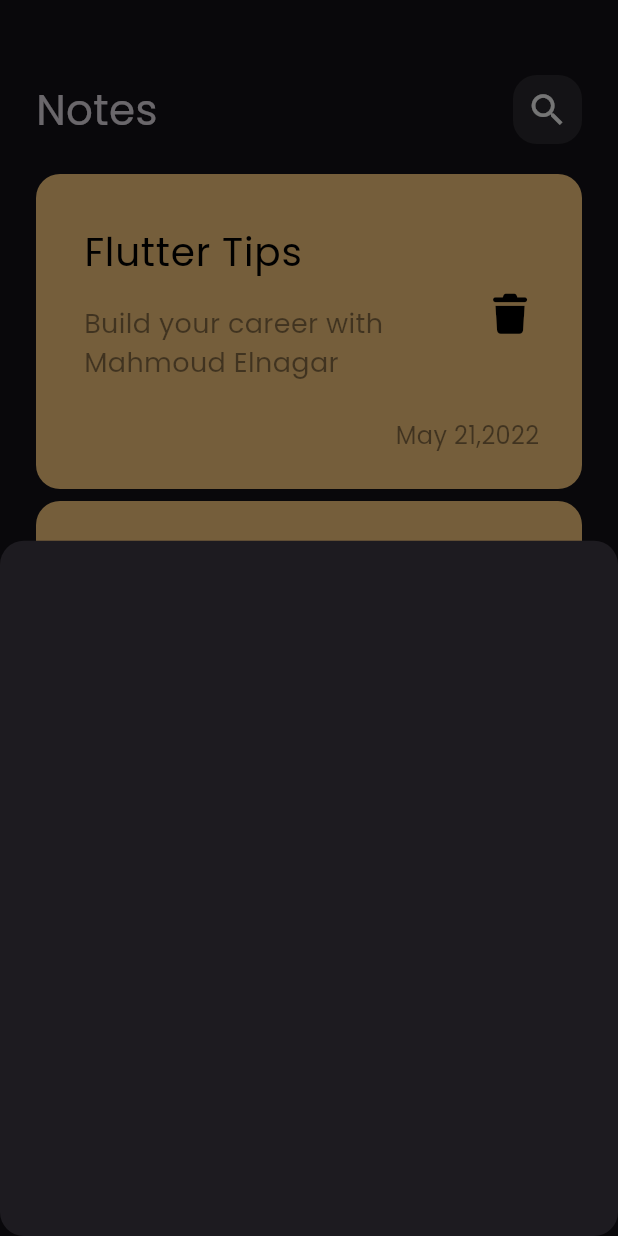
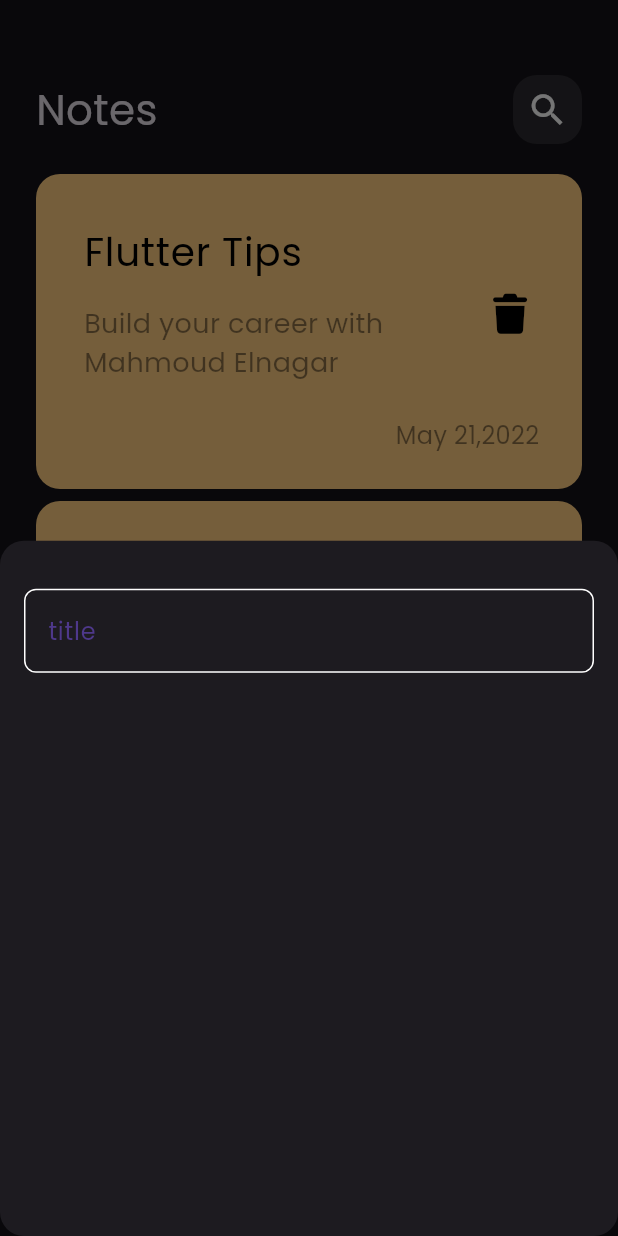
Before and after one commit to MahmoudElnagareee/notes_app, a Flutter app: the screen it shows after launch, after a tap on the "add" icon, on a phone screen of 412 x 824 dp. Run offline on Flutter 3.47's test engine with Material 3 defaults, Android fonts, the phone set to English and light mode, and no system bars; our stand-ins replace font_awesome_flutter.

Commit message:
create custom text field

```diff
--- /dev/null
+++ b/lib/costants.dart
@@ -0,0 +1,3 @@
+import 'dart:ui';
+
+const KPrimaryColor = const Color(0xff4e388b);
--- a/lib/views/widgets/add_note_bottom_sheet.dart
+++ b/lib/views/widgets/add_note_bottom_sheet.dart
@@ -1,12 +1,14 @@
 import 'package:flutter/material.dart';
+import 'package:notes_app/views/widgets/custom_text_field.dart';
 
 class AddNoteBottomSheet extends StatelessWidget {
   const AddNoteBottomSheet({super.key});
 
   @override
   Widget build(BuildContext context) {
-    return Container(
-
+    return Padding(
+      padding: const EdgeInsets.symmetric(horizontal: 16),
+      child: Column(children: [SizedBox(height: 32), CustomTextField()]),
     );
   }
 }
--- /dev/null
+++ b/lib/views/widgets/custom_text_field.dart
@@ -0,0 +1,31 @@
+import 'package:flutter/material.dart';
+import 'package:notes_app/costants.dart';
+
+class CustomTextField extends StatelessWidget {
+  const CustomTextField({super.key});
+
+  @override
+  Widget build(BuildContext context) {
+    return TextField(
+      cursorColor: KPrimaryColor,
+      decoration: InputDecoration(
+        hintText: 'title',
+        hintStyle: TextStyle(
+          color: KPrimaryColor,
+        ),
+        border: buildBorder(),
+        enabledBorder: buildBorder(),
+        focusedBorder: buildBorder(KPrimaryColor),
+      ),
+    );
+  }
+
+  OutlineInputBorder buildBorder([color]) {
+    return OutlineInputBorder(
+        borderRadius: BorderRadius.circular(8),
+        borderSide: BorderSide(
+          color: color?? Colors.white,
+        ),
+      );
+  }
+}
```
